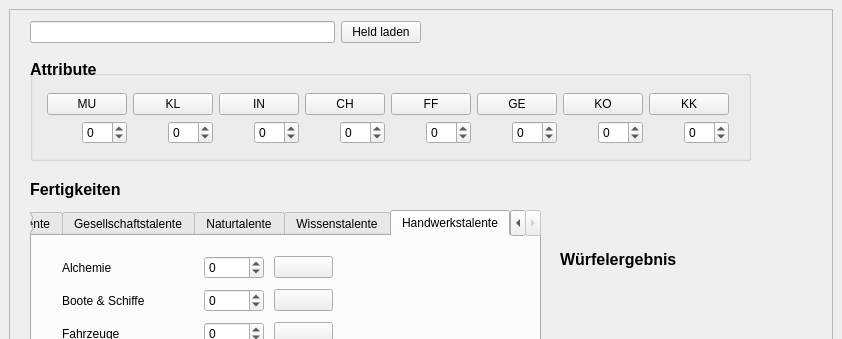
Above: src/MainWindow.ui from MirUlr/dsa_calculator before the change; both pictures show x 0 to 842 and y 0 to 339 of the 842 by 900 pixel window. Below: the same form after it.
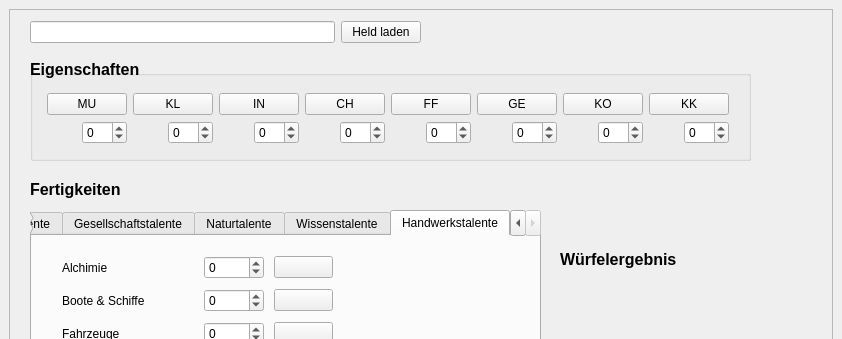
That is the form after the change. The open tabs and pages were chosen to show the change. Icons and pictures are not drawn.

Commit message: Fertigkeiten Logik fertig

What changed in the file:
```diff
--- a/src/MainWindow.ui
+++ b/src/MainWindow.ui
@@ -1681,7 +1681,7 @@
            <item row="0" column="0">
             <widget class="QLabel" name="label_51">
              <property name="text">
-              <string>Alchemie</string>
+              <string>Alchimie</string>
              </property>
             </widget>
            </item>
@@ -2120,7 +2120,7 @@
          </font>
         </property>
         <property name="text">
-         <string>Attribute</string>
+         <string>Eigenschaften</string>
         </property>
        </widget>
        <widget class="QLabel" name="label_fertigkeiten_title">
```
Left out of the diff: 4 changed lines with no effect on the pictures. The commit also changes 2 other files.
